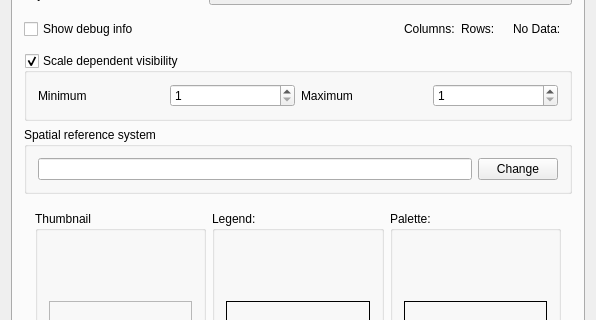
Old version of the form src/ui/qgsrasterlayerpropertiesbase.ui in the repository qgis/QGIS; both pictures show x 0 to 596 and y 93 to 413 of the 596 by 621 pixel window.
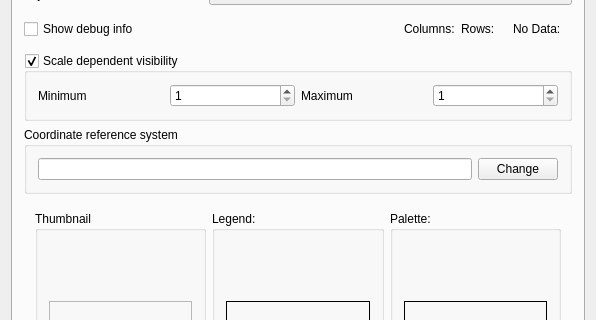
New version of the form. The open tabs and pages were chosen to show the change. Icons and pictures are not drawn.

Commit message: More substitutions of the words Projection/SRS for Coordinate Reference System / CRS

Patch:
```diff
--- a/src/ui/qgsrasterlayerpropertiesbase.ui
+++ b/src/ui/qgsrasterlayerpropertiesbase.ui
@@ -1393,7 +1393,7 @@
        <item row="4" column="0" colspan="3" >
         <widget class="QGroupBox" name="grpSRS" >
          <property name="title" >
-          <string>Spatial reference system</string>
+          <string>Coordinate reference system</string>
          </property>
          <layout class="QGridLayout" >
           <property name="leftMargin" >
```
Left out of the diff: 2 changed lines with no effect on the pictures. The commit also changes 2 other files.
